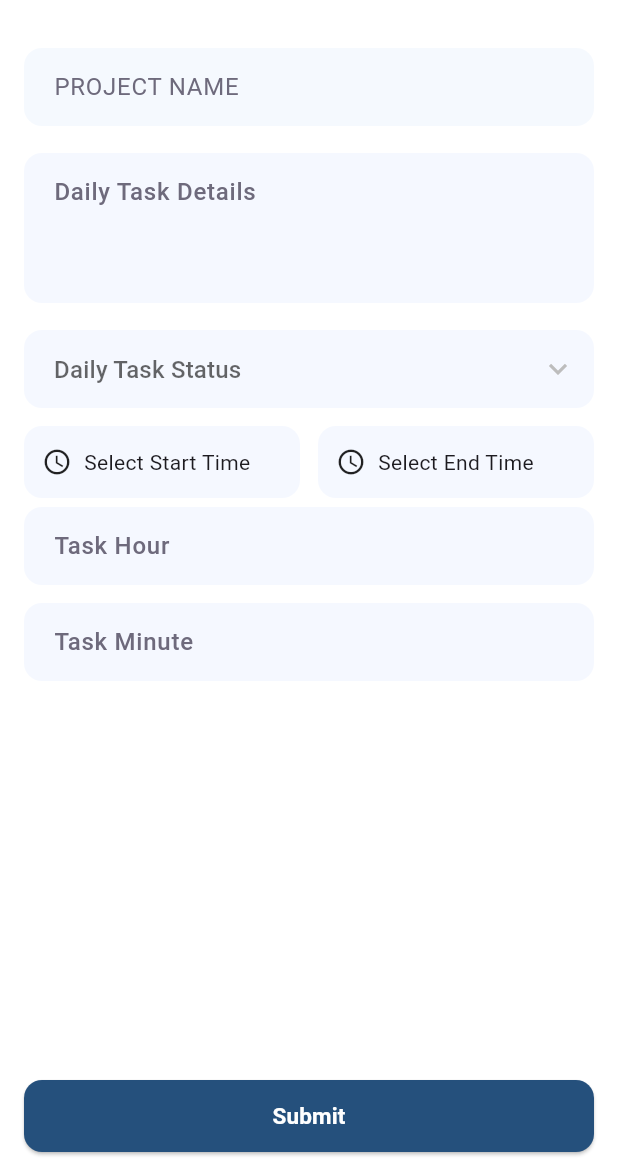
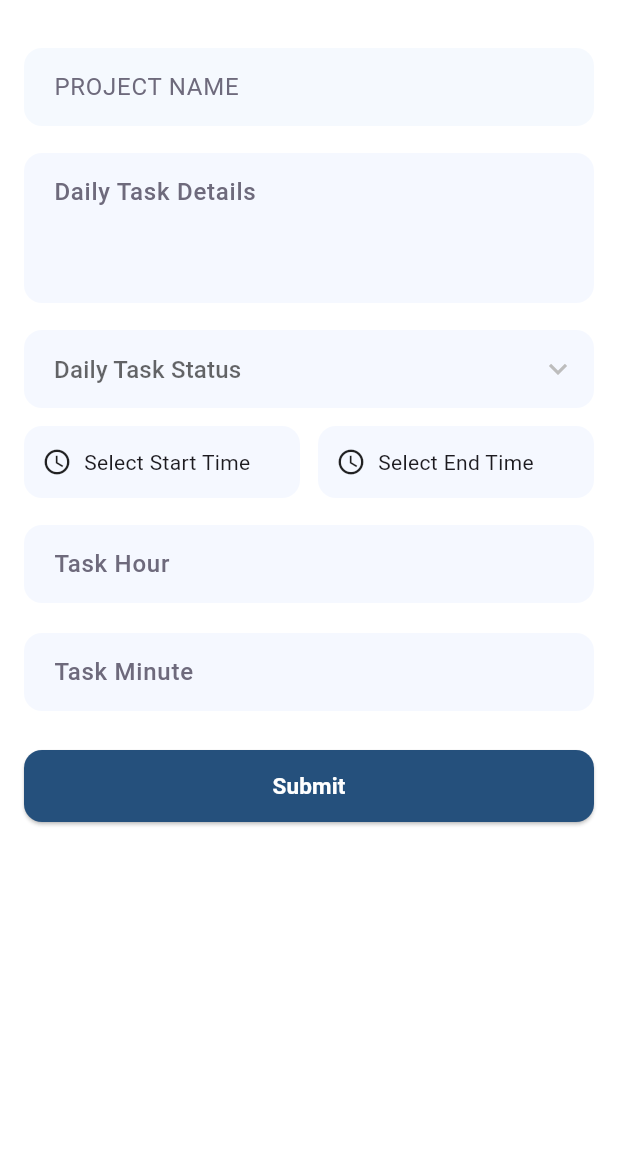
Before and after one commit to demoDevIT/optimanage, a Flutter app: the DailyTaskScreen screen opened directly with empty values, after a tap on "OK", on a phone screen of 412 x 824 dp, the part 60-1236 px from its top. Run offline on Flutter 3.47's test engine with Material 3 defaults, Android fonts, the phone set to English and light mode, and no system bars; our stand-ins replace connectivity_plus, dio, dropdown_search, file_picker, flutter_svg, image_picker and 4 more; missing offline and left inert: encrypt; accounts and stored records are empty; network calls fail.

Commit message:
resolved all issues

```diff
--- a/lib/Home/home_screen.dart
+++ b/lib/Home/home_screen.dart
@@ -286,7 +286,7 @@ class _AppDrawer extends State<AppDrawer> {
                               userInfo['UserImagePath']!.isNotEmpty
                               ? NetworkImage(userInfo['UserImagePath']!)
                           as ImageProvider
-                              : const AssetImage('assets/logos/avatar.png'),
+                              : const AssetImage('assets/logos/avatar2.png'),
                         ),
                       ),
                       const SizedBox(width: 12),
@@ -336,11 +336,12 @@ class _AppDrawer extends State<AppDrawer> {
                   'Daily Timesheets',
                   context,
                       () {
+                        Navigator.pop(context);
                     Navigator.push(
                       context,
                       MaterialPageRoute(
                         builder: (context) =>
-                            TimeSheetScreen(status: "daily"),
+                            TimeSheetScreen(status: "daily", screenStatus: "0"),
                       ),
                     );
                   },
--- a/lib/dailytask/dailytask_screen.dart
+++ b/lib/dailytask/dailytask_screen.dart
@@ -96,13 +96,16 @@ class _DailyTaskScreenState extends State<DailyTaskScreen> {
   Widget build(BuildContext context) {
    // print("📄 DailyTaskScreen -> TaskIssueID: ${task.taskIssueID}");
     return Scaffold(
+      resizeToAvoidBottomInset: true, // ✅ Important for keyboard push
       backgroundColor: Colors.white,
       appBar: AppBar(
         backgroundColor: Colors.transparent,
         elevation: 0,
         leading: const BackButton(color: Colors.black),
-        title: const Text('Daily Task Details',
-            style: TextStyle(color: Colors.black, fontWeight: FontWeight.bold)),
+        title: const Text(
+          'Daily Task Details',
+          style: TextStyle(color: Colors.black, fontWeight: FontWeight.bold),
+        ),
         centerTitle: true,
         actions: [
           Padding(
@@ -115,7 +118,8 @@ class _DailyTaskScreenState extends State<DailyTaskScreen> {
           )
         ],
       ),
-      body: Padding(
+      body: SafeArea(
+        child: SingleChildScrollView(
           padding: const EdgeInsets.all(16),
           child: Form(
             key: _formKey,
@@ -125,21 +129,16 @@ class _DailyTaskScreenState extends State<DailyTaskScreen> {
                 _buildTextField("PROJECT NAME", value: widget.task.projectName),
                 const SizedBox(height: 12),
 
-              // 🔻 Task Description Field
                 _textInput(
                   hint: 'Daily Task Details',
                   controller: taskDetailsController,
                   maxLines: 3,
                 ),
-
                 const SizedBox(height: 12),
 
-              // 🔻 Dropdown Field
                 _dropdownInput(),
-
                 const SizedBox(height: 12),
 
-              // 🔻 Start & End Time
                 Row(
                   children: [
                     _timePickerField(
@@ -165,6 +164,7 @@ class _DailyTaskScreenState extends State<DailyTaskScreen> {
                     ),
                   ],
                 ),
+                const SizedBox(height: 12),
 
                 _textInput(
                   hint: 'Task Hour',
@@ -172,14 +172,15 @@ class _DailyTaskScreenState extends State<DailyTaskScreen> {
                   keyboardType: TextInputType.number,
                   readOnly: true,
                 ),
+                const SizedBox(height: 8),
+
                 _textInput(
                   hint: 'Task Minute',
                   controller: taskMinuteController,
                   keyboardType: TextInputType.number,
                   readOnly: true,
                 ),
-
-              const Spacer(),
+                const SizedBox(height: 20),
 
                 SizedBox(
                   width: double.infinity,
@@ -206,7 +207,9 @@ class _DailyTaskScreenState extends State<DailyTaskScreen> {
             ),
           ),
         ),
+      ),
     );
+
   }
 
   Widget _buildTextField(String hint, {String? value}) {
```
Also changed, not shown: lib/dailytask/dailytask_provider.dart (+20 -1 lines), lib/profile/change_password_dialog.dart (+4 -4 lines), lib/timesheet/timesheet_provider.dart (+24 -10 lines), lib/timesheet/timesheet_screen.dart (+14 -2 lines). Lines whose indentation alone changed are shown as unchanged.
